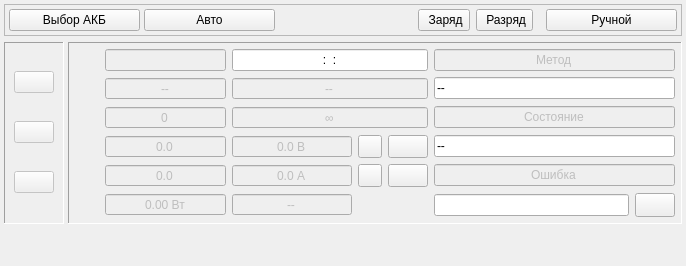
Qt form zrm/zrmmaindisplay.ui (dostapazov/powermon_v4) before a commit.
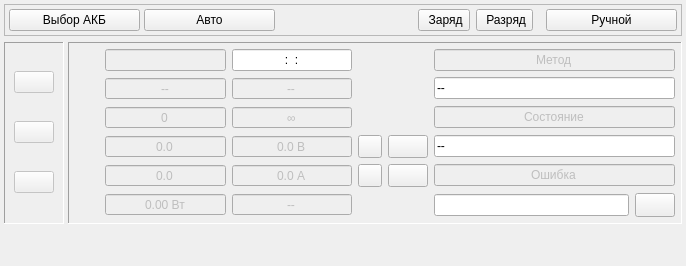
The same form after that commit. Icons and pictures are not drawn.

```diff
--- a/zrm/zrmmaindisplay.ui
+++ b/zrm/zrmmaindisplay.ui
@@ -724,31 +724,6 @@
           </property>
          </widget>
         </item>
-        <item row="2" column="3" colspan="3">
-         <widget class="QSpinBox" name="sbCycleTotal">
-          <property name="enabled">
-           <bool>false</bool>
-          </property>
-          <property name="sizePolicy">
-           <sizepolicy hsizetype="Expanding" vsizetype="Fixed">
-            <horstretch>0</horstretch>
-            <verstretch>0</verstretch>
-           </sizepolicy>
-          </property>
-          <property name="alignment">
-           <set>Qt::AlignCenter</set>
-          </property>
-          <property name="readOnly">
-           <bool>false</bool>
-          </property>
-          <property name="buttonSymbols">
-           <enum>QAbstractSpinBox::NoButtons</enum>
-          </property>
-          <property name="specialValueText">
-           <string>∞</string>
-          </property>
-         </widget>
-        </item>
         <item row="3" column="0">
          <widget class="QLabel" name="labelVolt">
           <property name="sizePolicy">
@@ -780,31 +755,6 @@
           </property>
          </widget>
         </item>
-        <item row="1" column="3" colspan="3">
-         <widget class="QSpinBox" name="lbStageTotal">
-          <property name="enabled">
-           <bool>false</bool>
-          </property>
-          <property name="sizePolicy">
-           <sizepolicy hsizetype="Preferred" vsizetype="Fixed">
-            <horstretch>0</horstretch>
-            <verstretch>0</verstretch>
-           </sizepolicy>
-          </property>
-          <property name="alignment">
-           <set>Qt::AlignCenter</set>
-          </property>
-          <property name="readOnly">
-           <bool>false</bool>
-          </property>
-          <property name="buttonSymbols">
-           <enum>QAbstractSpinBox::NoButtons</enum>
-          </property>
-          <property name="specialValueText">
-           <string>--</string>
-          </property>
-         </widget>
-        </item>
         <item row="4" column="1">
          <widget class="QDoubleSpinBox" name="lbCurr">
           <property name="enabled">
@@ -901,31 +851,6 @@
           </property>
          </widget>
         </item>
-        <item row="0" column="3" colspan="3">
-         <widget class="QLineEdit" name="edTimeLimit">
-          <property name="enabled">
-           <bool>true</bool>
-          </property>
-          <property name="sizePolicy">
-           <sizepolicy hsizetype="Expanding" vsizetype="Fixed">
-            <horstretch>0</horstretch>
-            <verstretch>0</verstretch>
-           </sizepolicy>
-          </property>
-          <property name="inputMask">
-           <string>009:09:09 </string>
-          </property>
-          <property name="text">
-           <string>:: </string>
-          </property>
-          <property name="alignment">
-           <set>Qt::AlignCenter</set>
-          </property>
-          <property name="readOnly">
-           <bool>false</bool>
-          </property>
-         </widget>
-        </item>
         <item row="4" column="5">
          <widget class="QToolButton" name="bCurrInc">
           <property name="sizePolicy">
@@ -1310,6 +1235,81 @@
           </property>
          </widget>
         </item>
+        <item row="2" column="3">
+         <widget class="QSpinBox" name="sbCycleTotal">
+          <property name="enabled">
+           <bool>false</bool>
+          </property>
+          <property name="sizePolicy">
+           <sizepolicy hsizetype="Expanding" vsizetype="Fixed">
+            <horstretch>0</horstretch>
+            <verstretch>0</verstretch>
+           </sizepolicy>
+          </property>
+          <property name="alignment">
+           <set>Qt::AlignCenter</set>
+          </property>
+          <property name="readOnly">
+           <bool>false</bool>
+          </property>
+          <property name="buttonSymbols">
+           <enum>QAbstractSpinBox::NoButtons</enum>
+          </property>
+          <property name="specialValueText">
+           <string>∞</string>
+          </property>
+         </widget>
+        </item>
+        <item row="1" column="3">
+         <widget class="QSpinBox" name="lbStageTotal">
+          <property name="enabled">
+           <bool>false</bool>
+          </property>
+          <property name="sizePolicy">
+           <sizepolicy hsizetype="Preferred" vsizetype="Fixed">
+            <horstretch>0</horstretch>
+            <verstretch>0</verstretch>
+           </sizepolicy>
+          </property>
+          <property name="alignment">
+           <set>Qt::AlignCenter</set>
+          </property>
+          <property name="readOnly">
+           <bool>false</bool>
+          </property>
+          <property name="buttonSymbols">
+           <enum>QAbstractSpinBox::NoButtons</enum>
+          </property>
+          <property name="specialValueText">
+           <string>--</string>
+          </property>
+         </widget>
+        </item>
+        <item row="0" column="3">
+         <widget class="QLineEdit" name="edTimeLimit">
+          <property name="enabled">
+           <bool>true</bool>
+          </property>
+          <property name="sizePolicy">
+           <sizepolicy hsizetype="Expanding" vsizetype="Fixed">
+            <horstretch>0</horstretch>
+            <verstretch>0</verstretch>
+           </sizepolicy>
+          </property>
+          <property name="inputMask">
+           <string>009:09:09 </string>
+          </property>
+          <property name="text">
+           <string>:: </string>
+          </property>
+          <property name="alignment">
+           <set>Qt::AlignCenter</set>
+          </property>
+          <property name="readOnly">
+           <bool>false</bool>
+          </property>
+         </widget>
+        </item>
        </layout>
       </widget>
      </item>
```
